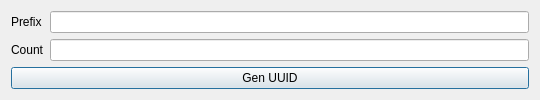
End1-1/Resort, file Resort/dlgutils.ui: the form before one commit.
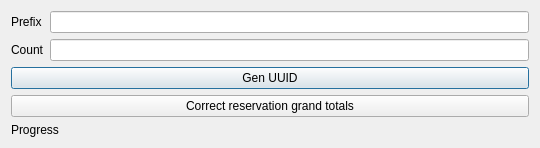
The form after the commit.

```diff
--- a/Resort/dlgutils.ui
+++ b/Resort/dlgutils.ui
@@ -7,7 +7,7 @@
     <x>0</x>
     <y>0</y>
     <width>540</width>
-    <height>93</height>
+    <height>141</height>
    </rect>
   </property>
   <property name="windowTitle">
@@ -21,9 +21,23 @@
      </property>
     </widget>
    </item>
+   <item row="2" column="0" colspan="2">
+    <widget class="QPushButton" name="btnGenNumbers">
+     <property name="text">
+      <string>Gen UUID</string>
+     </property>
+    </widget>
+   </item>
    <item row="0" column="1">
     <widget class="QLineEdit" name="lePrefix"/>
    </item>
+   <item row="3" column="0" colspan="2">
+    <widget class="QPushButton" name="btnCorrectReservGrantTotal">
+     <property name="text">
+      <string>Correct reservation grand totals</string>
+     </property>
+    </widget>
+   </item>
    <item row="1" column="0">
     <widget class="QLabel" name="label_2">
      <property name="text">
@@ -34,10 +48,10 @@
    <item row="1" column="1">
     <widget class="QLineEdit" name="leCount"/>
    </item>
-   <item row="2" column="0" colspan="2">
-    <widget class="QPushButton" name="btnGenNumbers">
+   <item row="4" column="0" colspan="2">
+    <widget class="QLabel" name="lbInfo">
      <property name="text">
-      <string>Gen UUID</string>
+      <string>Progress</string>
      </property>
     </widget>
    </item>
```
